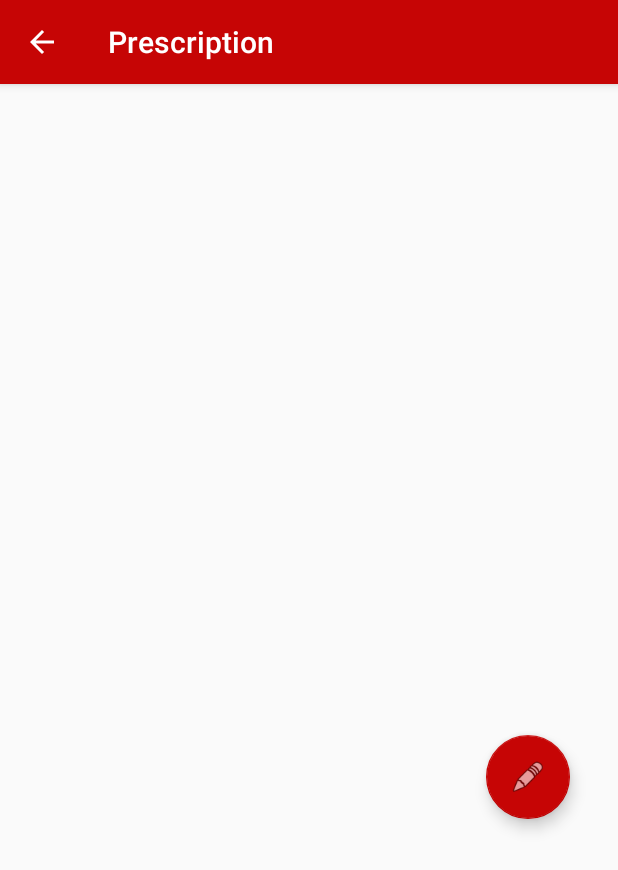
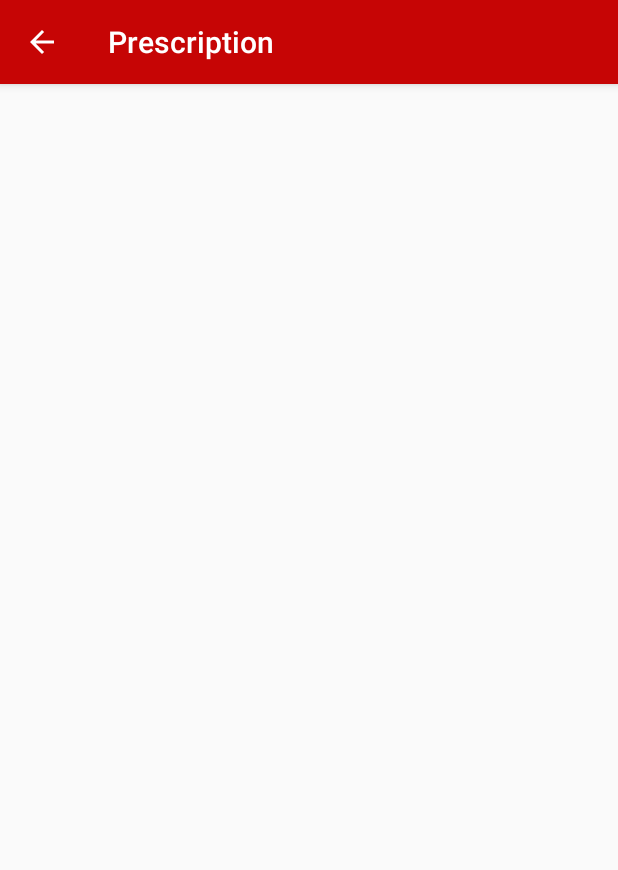
Before and after one commit to prernanain27/HealthAssistant, an Android app: the ViewPrescription screen opened directly, with no data from a screen before it, on a phone screen of 412 x 824 dp. Shown: the top 870 px of the screen. Run offline under Robolectric (Android 15) with nearby library versions, the phone set to English and light mode, and no system bars.

Commit message:
edit button deleted

```diff
--- a/app/src/main/res/layout/activity_view_prescription.xml
+++ b/app/src/main/res/layout/activity_view_prescription.xml
@@ -28,17 +28,7 @@
         android:layout_height="380dp"
         android:id="@+id/prescriptionList"></ListView>
 
-    <android.support.design.widget.FloatingActionButton
-        android:id="@+id/editFab"
-        android:layout_width="wrap_content"
-        android:layout_height="wrap_content"
-        android:layout_gravity="bottom|end"
-        android:layout_margin="@dimen/fab_margin"
-        app:fabSize="normal"
-        android:layout_alignParentEnd="true"
-        android:layout_alignParentRight="true"
-        android:baselineAlignBottom="true"
-        app:srcCompat="@android:drawable/ic_menu_edit" />
+
 
     </LinearLayout>
 </RelativeLayout>
```
